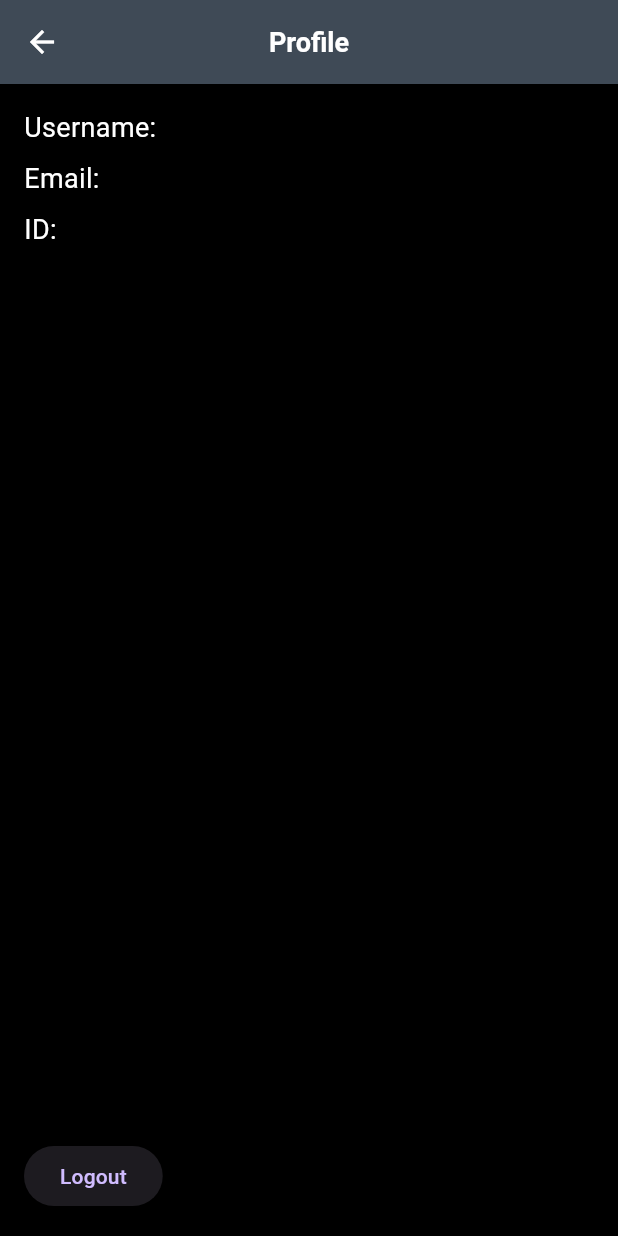
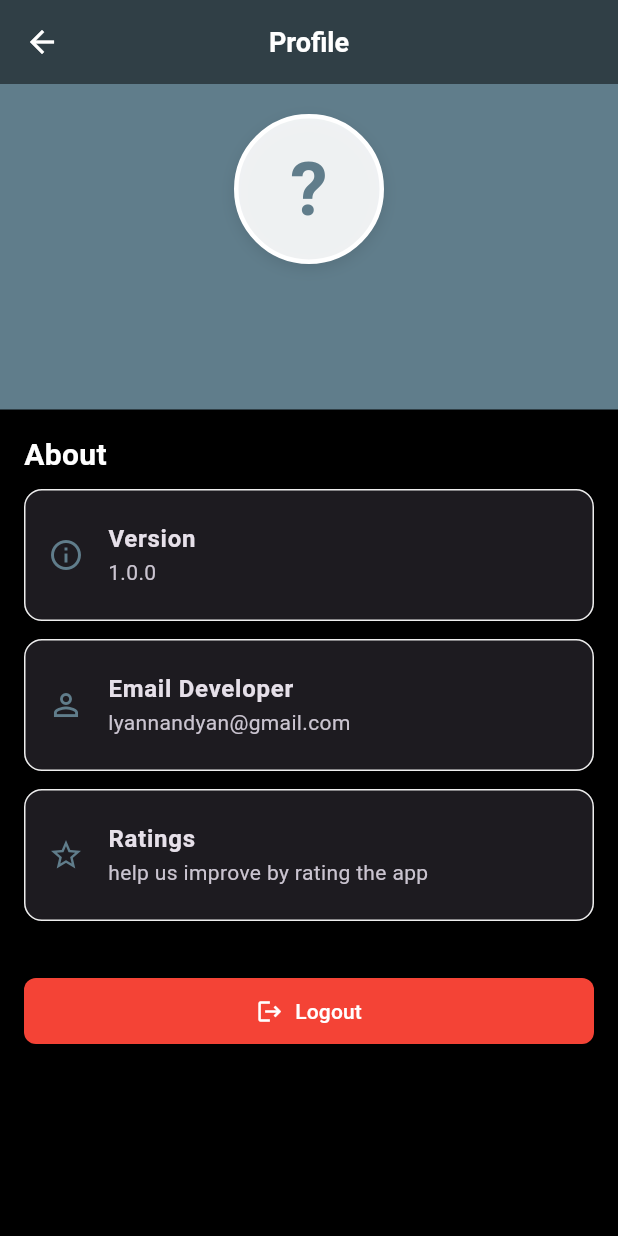
Before and after one commit to ade781/project_tpm_prak, a Flutter app: the Profile screen opened directly, on a phone screen of 412 x 824 dp. Run offline on Flutter 3.47's test engine with Material 3 defaults, Android fonts, the phone set to English and light mode, and no system bars; our stand-ins replace flutter_map, hive, hive_flutter, latlong2, logger, shared_preferences and 1 more; accounts and stored records are empty.

Commit message:
Refactor profile UI and enhance user data display with avatar and action buttons

```diff
--- a/lib/profile.dart
+++ b/lib/profile.dart
@@ -12,7 +12,6 @@ class Profile extends StatefulWidget {
 class _ProfileState extends State<Profile> {
   String? _username;
   String? _email;
-  String? _id;
 
   Future<void> _logout(BuildContext context) async {
     SharedPreferences prefs = await SharedPreferences.getInstance();
@@ -28,11 +27,9 @@ class _ProfileState extends State<Profile> {
     SharedPreferences prefs = await SharedPreferences.getInstance();
     String? username = prefs.getString('username');
     String? email = prefs.getString('email');
-    String? id = prefs.getString('id');
     setState(() {
       _username = username;
       _email = email;
-      _id = id;
     });
   }
 
@@ -42,40 +39,172 @@ class _ProfileState extends State<Profile> {
     _loadUserData();
   }
 
+  String _getInitial() {
+    if (_username == null || _username!.isEmpty) {
+      return '?';
+    }
+    return _username![0].toUpperCase();
+  }
+
   @override
   Widget build(BuildContext context) {
+    final theme = Theme.of(context);
+    final primaryColor = theme.primaryColor;
+
     return Scaffold(
       appBar: AppBar(
         title: const Text('Profile'),
         centerTitle: true,
+        elevation: 0,
       ),
-      body: Padding(
-        padding: const EdgeInsets.all(16.0),
+      body: SingleChildScrollView(
         child: Column(
-          crossAxisAlignment: CrossAxisAlignment.start,
           children: [
-            Text(
-              'Username: ${_username ?? 'Loading...'}',
-              style: const TextStyle(fontSize: 18),
+            // Profile header with avatar
+            Container(
+              width: double.infinity,
+              color: primaryColor,
+              padding: const EdgeInsets.only(bottom: 24),
+              child: Column(
+                children: [
+                  const SizedBox(height: 20),
+                  // Avatar circle with initial
+                  Container(
+                    width: 100,
+                    height: 100,
+                    decoration: BoxDecoration(
+                      color: Colors.white.withOpacity(0.9),
+                      shape: BoxShape.circle,
+                      border: Border.all(color: Colors.white, width: 3),
+                      boxShadow: [
+                        BoxShadow(
+                          color: Colors.black.withOpacity(0.1),
+                          blurRadius: 8,
+                          offset: const Offset(0, 3),
+                        ),
+                      ],
+                    ),
+                    child: Center(
+                      child: Text(
+                        _getInitial(),
+                        style: TextStyle(
+                          color: primaryColor,
+                          fontSize: 50,
+                          fontWeight: FontWeight.bold,
+                        ),
+                      ),
+                    ),
+                  ),
+                  const SizedBox(height: 16),
+                  // Username display
+                  Text(
+                    _username ?? 'User',
+                    style: const TextStyle(
+                      color: Colors.white,
+                      fontSize: 24,
+                      fontWeight: FontWeight.bold,
+                    ),
+                  ),
+                  // Email display
+                  Text(
+                    _email ?? 'email@example.com',
+                    style: TextStyle(
+                      color: Colors.white.withOpacity(0.9),
+                      fontSize: 16,
+                    ),
+                  ),
+                ],
+              ),
             ),
-            const SizedBox(height: 8),
-            Text(
-              'Email: ${_email ?? 'Loading...'}',
-              style: const TextStyle(fontSize: 18),
-            ),
-            const SizedBox(height: 8),
-            Text(
-              'ID: ${_id ?? 'Loading...'}',
-              style: const TextStyle(fontSize: 18),
-            ),
-            const Spacer(),
-            ElevatedButton(
-              onPressed: () => _logout(context),
-              child: const Text('Logout'),
+
+            // Profile actions
+            Padding(
+              padding: const EdgeInsets.all(16.0),
+              child: Column(
+                crossAxisAlignment: CrossAxisAlignment.start,
+                children: [
+                  Text("About",
+                      style: TextStyle(
+                        color: Colors.white,
+                        fontSize: 20,
+                        fontWeight: FontWeight.bold,
+                      )),
+                  SizedBox(height: 8),
+                  // Profile menu items
+                  _buildProfileMenuItem(
+                    context,
+                    icon: Icons.info_outline,
+                    title: 'Version',
+                    subtitle: '1.0.0',
+                  ),
+
+                  _buildProfileMenuItem(
+                    context,
+                    icon: Icons.person_outline,
+                    title: 'Email Developer',
+                    subtitle: 'lyannandyan@gmail.com',
+                  ),
+
+                  _buildProfileMenuItem(
+                    context,
+                    icon: Icons.star_outline,
+                    title: 'Ratings',
+                    subtitle: 'help us improve by rating the app',
+                  ),
+
+                  const SizedBox(height: 24),
+
+                  // Logout button
+                  SizedBox(
+                    width: double.infinity,
+                    child: ElevatedButton.icon(
+                      onPressed: () => _logout(context),
+                      icon: const Icon(Icons.logout),
+                      label: const Text('Logout'),
+                      style: ElevatedButton.styleFrom(
+                        backgroundColor: Colors.red,
+                        foregroundColor: Colors.white,
+                        padding: const EdgeInsets.symmetric(vertical: 12),
+                        shape: RoundedRectangleBorder(
+                          borderRadius: BorderRadius.circular(8),
+                        ),
+                      ),
+                    ),
+                  ),
+                ],
+              ),
             ),
           ],
         ),
       ),
     );
   }
+
+  Widget _buildProfileMenuItem(
+    BuildContext context, {
+    required IconData icon,
+    required String title,
+    required String subtitle,
+  }) {
+    return Card(
+      elevation: 0,
+      margin: const EdgeInsets.only(bottom: 12),
+      shape: RoundedRectangleBorder(
+        borderRadius: BorderRadius.circular(12),
+        side: BorderSide(color: Colors.grey.shade200),
+      ),
+      child: ListTile(
+        leading: Icon(icon, color: Theme.of(context).primaryColor),
+        title: Text(
+          title,
+          style: const TextStyle(fontWeight: FontWeight.bold),
+        ),
+        subtitle: Text(subtitle),
+        contentPadding: const EdgeInsets.symmetric(
+          horizontal: 16,
+          vertical: 8,
+        ),
+      ),
+    );
+  }
 }
```
